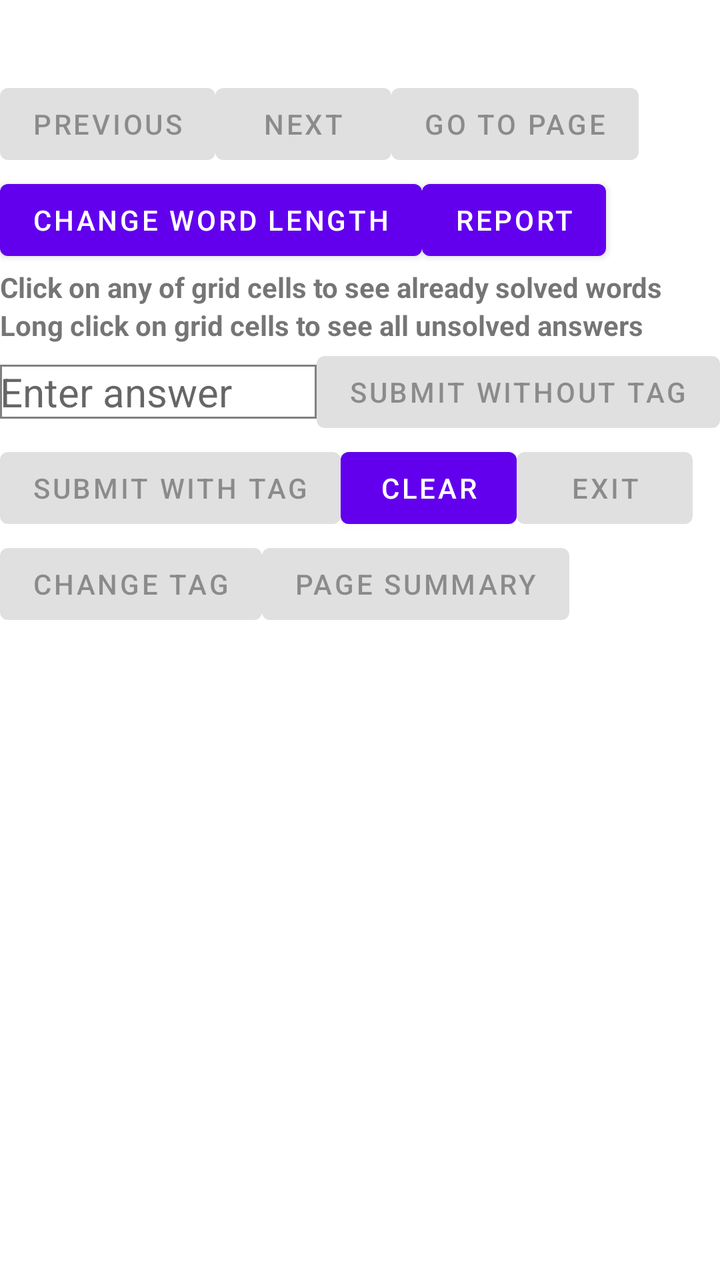
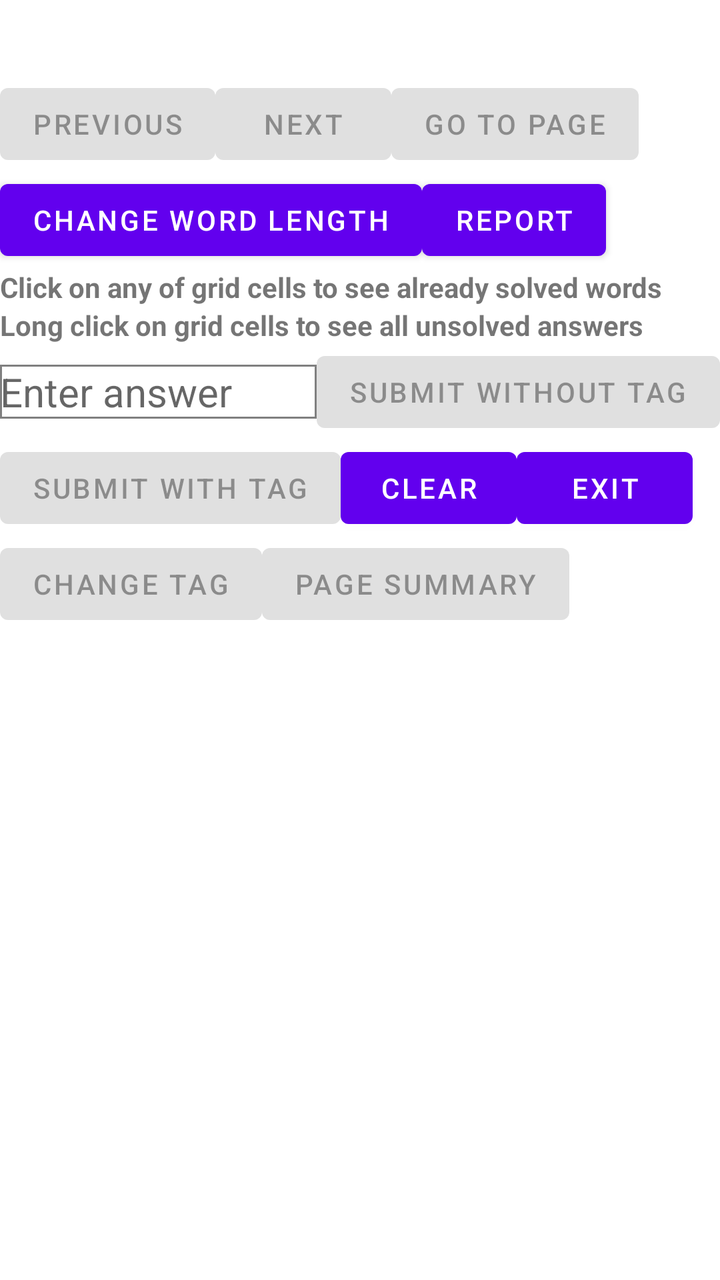

Compare the two renders of this Android layout. The source of the first and the diff that turns it into the second are given below.
<!-- AndroidManifest.xml: application theme Theme.WordQuiz -->
<!-- res/layout/app_bar_main.xml -->
<?xml version="1.0" encoding="utf-8"?>
<androidx.core.widget.NestedScrollView xmlns:android="http://schemas.android.com/apk/res/android"
    xmlns:tools="http://schemas.android.com/tools"
    android:layout_width="match_parent"
    android:layout_height="wrap_content"
    tools:context=".MainActivity">
    <LinearLayout
        android:layout_width="match_parent"
        android:layout_height="wrap_content"
        android:orientation="vertical">
        <LinearLayout
            android:layout_width="wrap_content"
            android:layout_height="wrap_content"
            android:orientation="horizontal">
            <LinearLayout
                android:layout_width="wrap_content"
                android:layout_height="wrap_content"
                android:orientation="vertical">
                <TextView
                    android:layout_width="wrap_content"
                    android:layout_height="wrap_content"
                    android:textStyle="bold"
                    android:id="@+id/textview1">
                </TextView>
                <TextView
                    android:layout_width="wrap_content"
                    android:layout_height="wrap_content"
                    android:textStyle="bold"
                    android:id="@+id/textview4">
                </TextView>
            </LinearLayout>
            <TextView
                android:layout_width="wrap_content"
                android:layout_height="wrap_content"
                android:textStyle="bold"
                android:textSize="24sp"
                android:id="@+id/textview28">
            </TextView>
        </LinearLayout>
        <LinearLayout
            android:layout_width="match_parent"
            android:layout_height="wrap_content"
            android:orientation="horizontal">
            <Button
                android:layout_width="wrap_content"
                android:layout_height="wrap_content"
                android:text="Previous"
                android:enabled="false"
                android:id="@+id/button4">
            </Button>
            <Button
                android:layout_width="wrap_content"
                android:layout_height="wrap_content"
                android:text="Next"
                android:enabled="false"
                android:id="@+id/button2">
            </Button>
            <Button
                android:layout_width="wrap_content"
                android:layout_height="wrap_content"
                android:text="Go To Page"
                android:enabled="false"
                android:id="@+id/button15">
            </Button>
        </LinearLayout>
        <LinearLayout
            android:layout_width="match_parent"
            android:layout_height="wrap_content"
            android:orientation="horizontal">
            <Button
                android:layout_width="wrap_content"
                android:layout_height="wrap_content"
                android:text="Change Word Length"
                android:id="@+id/button3">
            </Button>
            <Button
                android:layout_width="wrap_content"
                android:layout_height="wrap_content"
                android:text="Report"
                android:id="@+id/button5">
            </Button>
        </LinearLayout>
        <LinearLayout
            android:layout_width="match_parent"
            android:layout_height="wrap_content"
            android:orientation="vertical">
            <TextView
                android:layout_width="wrap_content"
                android:layout_height="wrap_content"
                android:text="Click on any of grid cells to see already solved words"
                android:textStyle="bold"
                android:id="@+id/textview8">
            </TextView>
            <TextView
                android:layout_width="wrap_content"
                android:layout_height="wrap_content"
                android:text="Long click on grid cells to see all unsolved answers"
                android:textStyle="bold"
                android:id="@+id/textview23">
            </TextView>
            <androidx.recyclerview.widget.RecyclerView
                android:id="@+id/gridview1"
                android:clipToPadding="false"
                android:layout_width="match_parent"
                android:layout_height="wrap_content" />
            <RelativeLayout
                android:layout_width="match_parent"
                android:layout_height="wrap_content">
                <Button
                    android:id="@+id/button1"
                    android:layout_width="wrap_content"
                    android:layout_height="wrap_content"
                    android:layout_alignParentRight="true"
                    android:enabled="false"
                    android:text="Submit Without Tag">
                </Button>
                <EditText
                    android:id="@+id/edittext2"
                    android:layout_width="match_parent"
                    android:layout_height="wrap_content"
                    android:layout_toLeftOf="@+id/button1"
                    android:layout_centerVertical="true"
                    android:hint="Enter answer"
                    android:textSize="20sp"
                    android:background="@drawable/rectangle">
                </EditText>
            </RelativeLayout>
            <LinearLayout
                android:layout_width="match_parent"
                android:layout_height="wrap_content"
                android:orientation="horizontal">
                <Button
                    android:layout_width="wrap_content"
                    android:layout_height="wrap_content"
                    android:text="Submit With Tag"
                    android:enabled="false"
                    android:id="@+id/button11">
                </Button>
                <Button
                    android:layout_width="wrap_content"
                    android:layout_height="wrap_content"
                    android:text="Clear"
                    android:id="@+id/button19">
                </Button>
                <Button
                    android:layout_width="wrap_content"
                    android:layout_height="wrap_content"
                    android:text="Exit"
                    android:enabled="false"
                    android:id="@+id/button10">
                </Button>
            </LinearLayout>
            <LinearLayout
                android:layout_width="match_parent"
                android:layout_height="wrap_content"
                android:orientation="horizontal">
                <Button
                    android:layout_width="wrap_content"
                    android:layout_height="wrap_content"
                    android:text="Change Tag"
                    android:enabled="false"
                    android:id="@+id/button12">
                </Button>
                <Button
                    android:layout_width="wrap_content"
                    android:layout_height="wrap_content"
                    android:text="Page Summary"
                    android:enabled="false"
                    android:id="@+id/button17">
                </Button>
            </LinearLayout>
            <TextView
                android:layout_width="wrap_content"
                android:layout_height="wrap_content"
                android:id="@+id/textview5">
            </TextView>
        </LinearLayout>
    </LinearLayout>
</androidx.core.widget.NestedScrollView>
<!-- resources referenced by this layout -->
<resources>
  <!-- drawable rectangle (drawable) -->
  <?xml version="1.0" encoding="utf-8"?>
  <shape xmlns:android="http://schemas.android.com/apk/res/android">
      <stroke
          android:width="1dp"
          android:color="@color/gray"/>
  </shape>
  <style name="Theme.WordQuiz" parent="Theme.MaterialComponents.DayNight.NoActionBar">
          
          <item name="colorPrimary">@color/purple_500</item>
          <item name="colorPrimaryVariant">@color/purple_700</item>
          <item name="colorOnPrimary">@color/white</item>
          
          <item name="colorSecondary">@color/teal_200</item>
          <item name="colorSecondaryVariant">@color/teal_700</item>
          <item name="colorOnSecondary">@color/black</item>
          
          <item name="android:statusBarColor" tools:targetApi="l">?attr/colorPrimaryVariant</item>
          
      </style>
  <color name="gray">#FF808080</color>
  <color name="purple_500">#FF6200EE</color>
  <color name="purple_700">#FF3700B3</color>
  <color name="white">#FFFFFFFF</color>
  <color name="teal_200">#FF03DAC5</color>
  <color name="teal_700">#FF018786</color>
  <color name="black">#FF000000</color>
</resources>

<!-- the commit's change to res/layout/app_bar_main.xml (unified diff, before → after) -->
@@ -146,7 +146,6 @@
                     android:layout_width="wrap_content"
                     android:layout_height="wrap_content"
                     android:text="Exit"
-                    android:enabled="false"
                     android:id="@+id/button10">
                 </Button>
             </LinearLayout>
